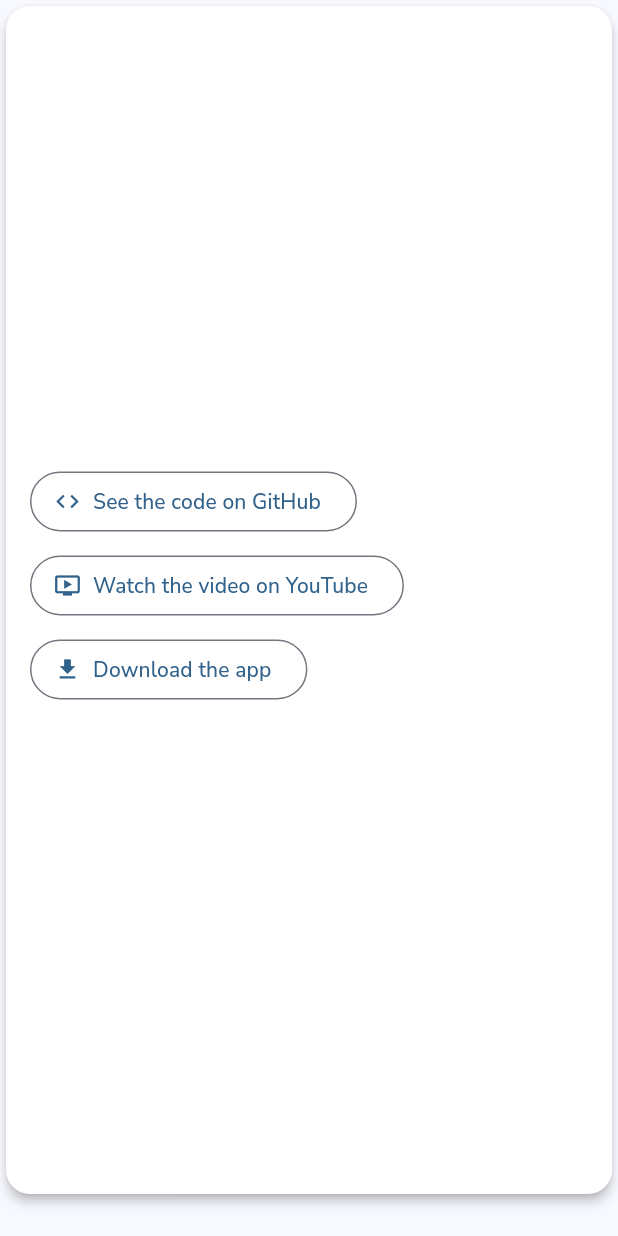
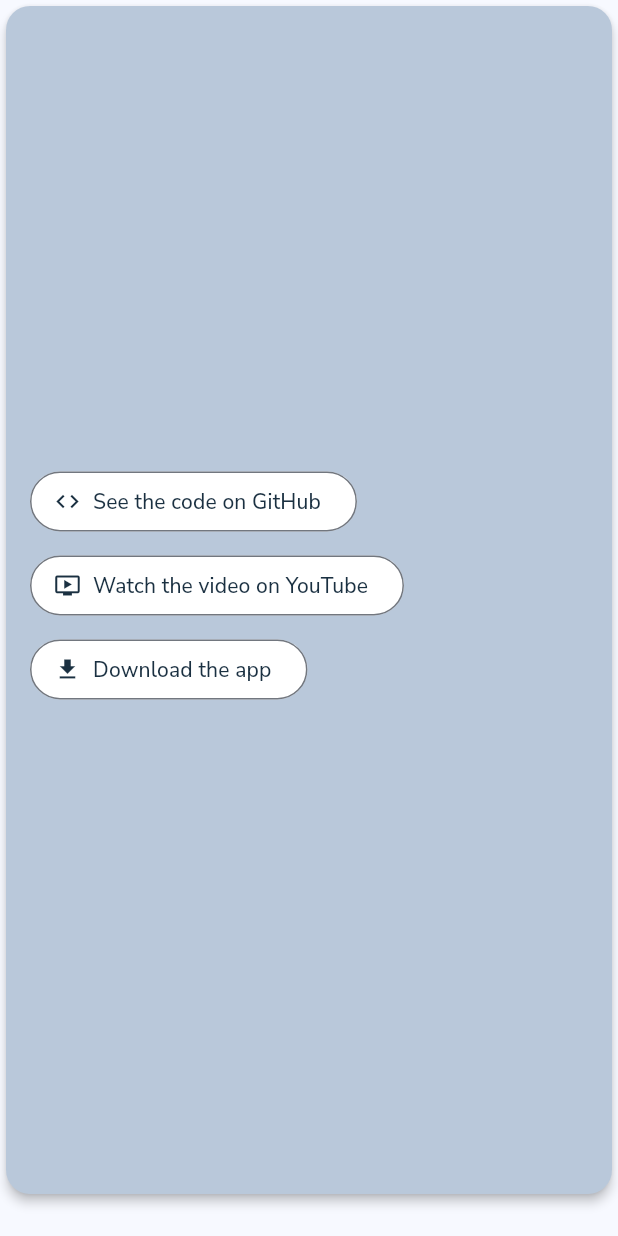
Before and after one commit to ebroahmed/portifolio_web, a Flutter app: the ProjectCard widget shown alone on an empty page, opened directly with empty values, on a phone screen of 412 x 824 dp. Run offline on Flutter 3.47's test engine with Material 3 defaults, Android fonts, the phone set to English and light mode, and no system bars; drawn by our look-alikes of carousel_slider; our stand-ins replace google_fonts, icons_plus.

Commit message:
projects card updated

```diff
--- a/lib/widgets/project_card.dart
+++ b/lib/widgets/project_card.dart
@@ -21,7 +21,7 @@
           height: 800,
           width: 600,
           child: Card(
-            color: Theme.of(context).colorScheme.onPrimary,
+            color: Theme.of(context).colorScheme.secondaryFixedDim,
             elevation: 3,
             shape: RoundedRectangleBorder(
               borderRadius: BorderRadius.circular(16),
@@ -251,6 +251,7 @@
         Text(
           project.title,
           style: TextStyle(
+            color: Theme.of(context).colorScheme.onPrimaryFixed,
             fontSize: isMobile
                 ? 16
                 : isTablet
@@ -262,7 +263,10 @@
         const SizedBox(height: 8),
         Text(
           project.description,
-          style: TextStyle(fontSize: isMobile ? 13 : 14, color: Colors.black87),
+          style: TextStyle(
+            color: Theme.of(context).colorScheme.onSecondaryFixedVariant,
+            fontSize: isMobile ? 13 : 14,
+          ),
         ),
         const SizedBox(height: 16),
         Wrap(
@@ -296,6 +300,10 @@
   /// button builder
   Widget _linkButton(IconData icon, String label, String url) {
     return OutlinedButton.icon(
+      style: OutlinedButton.styleFrom(
+        foregroundColor: Color.fromARGB(230, 1, 25, 44),
+        backgroundColor: Colors.white,
+      ),
       onPressed: () async {
         final uri = Uri.parse(url);
         if (!await launchUrl(uri, mode: LaunchMode.externalApplication)) {
```
Also changed, not shown: lib/pages/projects_page.dart (+7 -1 lines).
